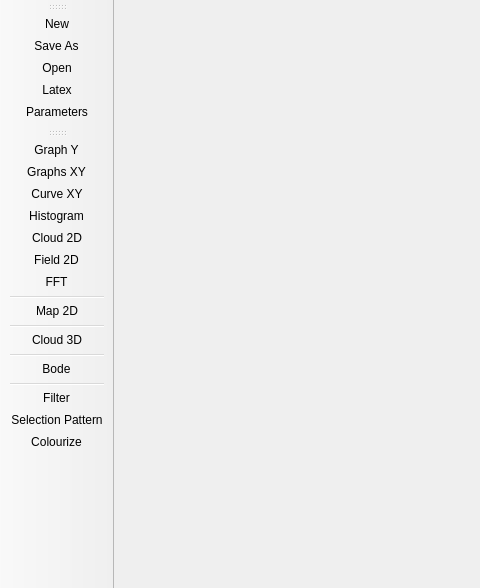
Old version of the form mainwindow.ui in the repository gobelin88/graphy; both pictures show x 0 to 480 and y 0 to 588 of the 1008 by 1054 pixel window.
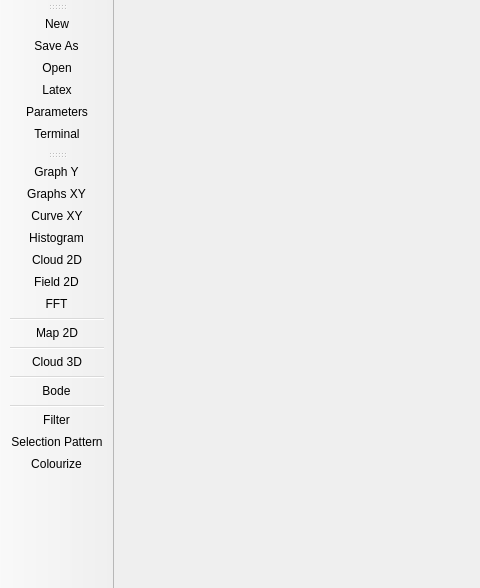
New version of the form. Icons and pictures are not drawn.

The edit to the form file:
```diff
--- a/mainwindow.ui
+++ b/mainwindow.ui
@@ -45,6 +45,7 @@
    <addaction name="actionOpen"/>
    <addaction name="actionExport"/>
    <addaction name="actionParameters"/>
+   <addaction name="actionTerminal"/>
   </widget>
   <widget class="QToolBar" name="toolbar_graph">
    <property name="windowTitle">
@@ -325,6 +326,15 @@
     <string>Colourize</string>
    </property>
   </action>
+  <action name="actionTerminal">
+   <property name="icon">
+    <iconset resource="rsc.qrc">
+     <normaloff>:/img/icons/terminal.png</normaloff>:/img/icons/terminal.png</iconset>
+   </property>
+   <property name="text">
+    <string>Terminal</string>
+   </property>
+  </action>
  </widget>
  <layoutdefault spacing="6" margin="11"/>
  <resources>
```
